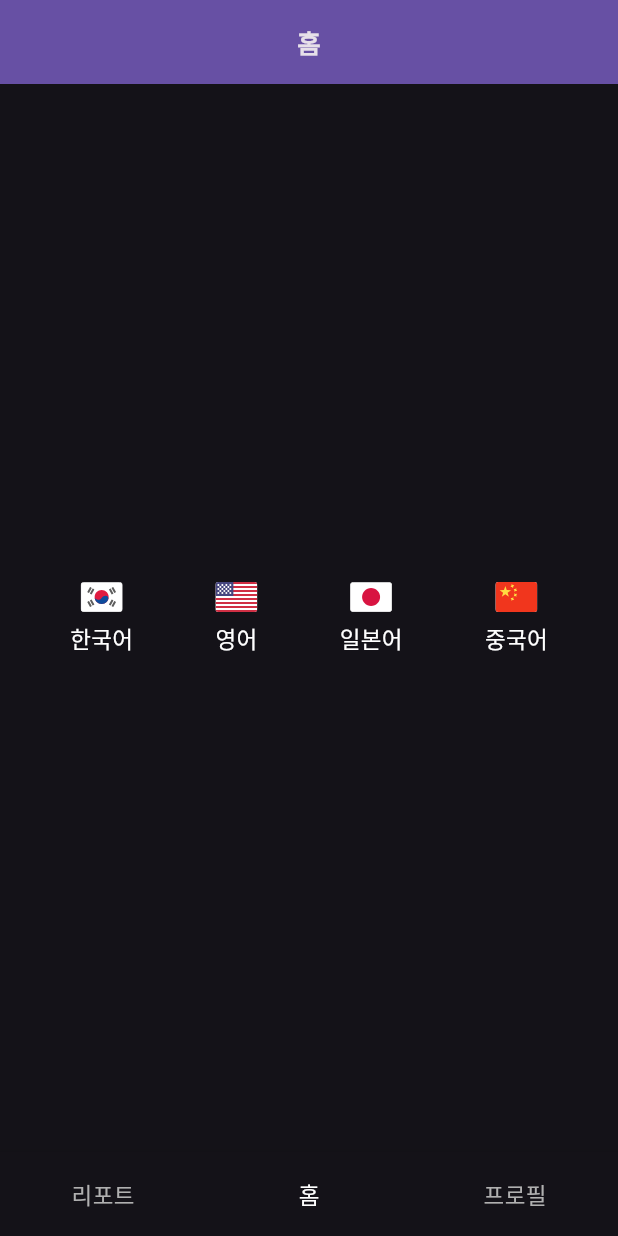
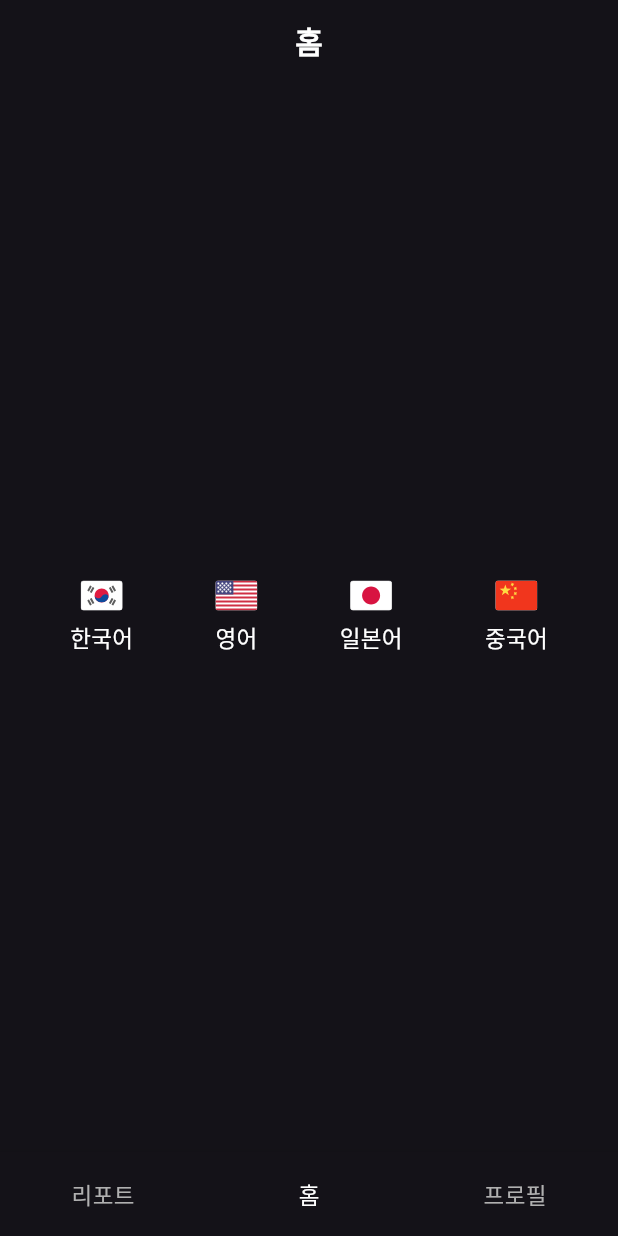
Before and after one commit to EscapeRoomEngs/study-language-flutter, a Flutter app: the screen it shows after launch, on a phone screen of 412 x 824 dp. Run offline on Flutter 3.47's test engine with Material 3 defaults, Android fonts, the light colour scheme and no system bars; our stand-ins replace flutter_svg; Roboto replaces fonts that are missing (Pretendard).

Commit message:
refactor: base_app_bar -> title_app_bar 로 변경

```diff
--- a/lib/screen/basic/basic_screen.dart
+++ b/lib/screen/basic/basic_screen.dart
@@ -2,7 +2,7 @@ import 'package:flutter/material.dart';
 import 'package:study_language/screen/basic/home_content.dart';
 import 'package:study_language/screen/basic/profile_content.dart';
 import 'package:study_language/screen/basic/report_content.dart';
-import 'package:study_language/widget/common/base_app_bar.dart';
+import 'package:study_language/widget/app_bar/title_app_bar.dart';
 
 class BasicScreen extends StatefulWidget {
   const BasicScreen({super.key});
@@ -15,7 +15,7 @@ class _BasicScreenState extends State<BasicScreen> {
   @override
   Widget build(BuildContext context) {
     return Scaffold(
-      appBar: BaseAppBar(title: _bottomBarType[_selectedIndex].title),
+      appBar: TitleAppBar(title: _bottomBarType[_selectedIndex].title),
       body: PageView(
         controller: _pageController,
         children: _bottomBarType.map((e) => e.widget).toList(),
@@ -35,9 +35,9 @@ class _BasicScreenState extends State<BasicScreen> {
   int _selectedIndex = 1;
 
   final List<BottomBarType> _bottomBarType = [
-    BottomBarType("report", "리포트", const ReportContent()),
-    BottomBarType("home", "홈", const HomeContent()),
-    BottomBarType("profile", "프로필", const ProfileContent())
+    BottomBarType("리포트", const ReportContent()),
+    BottomBarType("홈", const HomeContent()),
+    BottomBarType("프로필", const ProfileContent())
   ];
 
   Widget bottomNavigation() {
@@ -64,9 +64,8 @@ class _BasicScreenState extends State<BasicScreen> {
 }
 
 class BottomBarType {
-  BottomBarType(this.type, this.title, this.widget);
+  BottomBarType(this.title, this.widget);
 
-  final String type;
   final String title;
   final Widget widget;
 }
--- a/lib/screen/study_word_card.dart
+++ b/lib/screen/study_word_card.dart
@@ -1,5 +1,5 @@
 import 'package:flutter/material.dart';
-import 'package:study_language/widget/common/base_app_bar.dart';
+import 'package:study_language/widget/app_bar/title_app_bar.dart';
 
 import '../navigation/routes.dart';
 import '../util/Utils.dart';
@@ -22,7 +22,7 @@ class _StudyWordCardScreenState extends State<StudyWordCardScreen> {
     String? themePath = ModalRoute.of(context)?.settings.arguments as String?;
 
     return Scaffold(
-        appBar: BaseAppBar(
+        appBar: TitleAppBar(
             title: themePath != null
                 ? "${getThemeName(themePath).toUpperCase()} 테마"
                 : ""),
--- /dev/null
+++ b/lib/widget/app_bar/title_app_bar.dart
@@ -0,0 +1,27 @@
+import 'package:flutter/material.dart';
+
+/// 가운데 Text가 있는 app bar
+class TitleAppBar extends StatelessWidget implements PreferredSizeWidget {
+  const TitleAppBar({super.key, required this.title, this.onClickBack});
+
+  final String title;
+  final VoidCallback? onClickBack;
+
+  @override
+  Widget build(BuildContext context) {
+    return AppBar(
+      title: Text(title, style: Theme.of(context).textTheme.headlineSmall),
+      backgroundColor: Colors.transparent,
+      leading: onClickBack != null
+          ? IconButton(
+              onPressed: onClickBack,
+              icon: const Icon(Icons.arrow_back_rounded))
+          : const Spacer(),
+      centerTitle: true,
+      elevation: 0.0,
+    );
+  }
+
+  @override
+  Size get preferredSize => const Size.fromHeight(54);
+}
--- a/lib/widget/common/base_app_bar.dart
+++ /dev/null
@@ -1,20 +0,0 @@
-import 'package:flutter/material.dart';
-
-class BaseAppBar extends StatelessWidget implements PreferredSizeWidget {
-  const BaseAppBar({super.key, required this.title});
-
-  final String title;
-
-  @override
-  Widget build(BuildContext context) {
-    return AppBar(
-      backgroundColor: Theme.of(context).colorScheme.inversePrimary,
-      title: Text(title),
-      centerTitle: true,
-      elevation: 0.0,
-    );
-  }
-
-  @override
-  Size get preferredSize => const Size.fromHeight(56);
-}
```
Also changed, not shown: lib/screen/select_study_type.dart (+8 -5 lines), lib/screen/select_theme.dart (+7 -2 lines).
